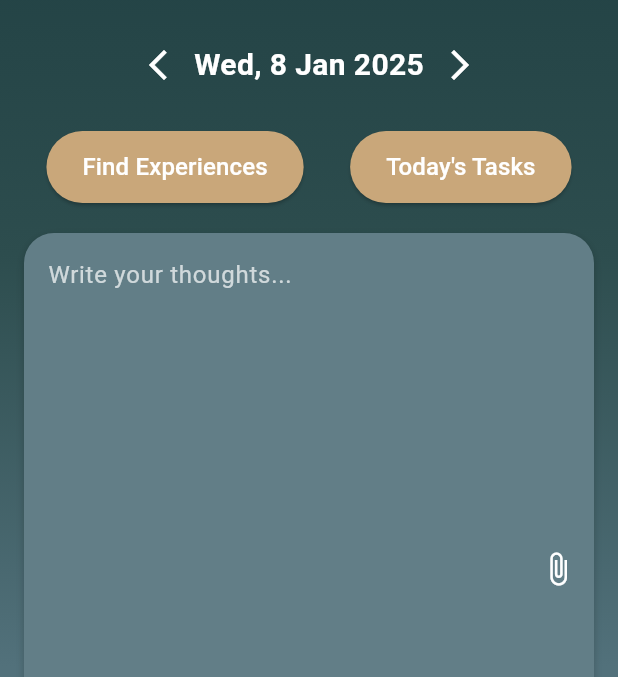
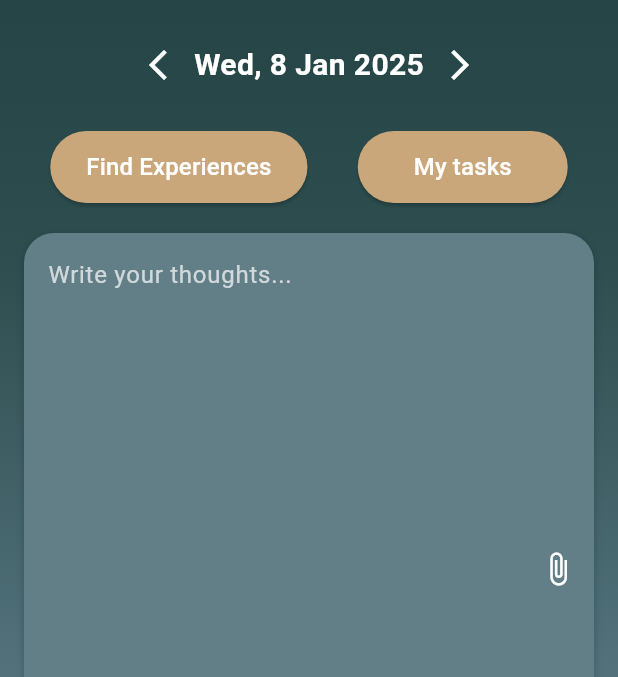
Before and after one commit to mariantaflou/Human-Computer-Interaction-Project-Journito, a Flutter app: the JournalingScreen screen opened by its route, on a phone screen of 412 x 824 dp, the part 157-834 px from its top. Run offline on Flutter 3.47's test engine with Material 3 defaults, Android fonts, the phone set to English and light mode, and no system bars; our stand-ins replace flutter_dotenv, image_picker, shared_preferences, table_calendar; accounts and stored records are empty; Roboto replaces fonts that are missing (Cursive).

Commit message:
Update journaling.dart

```diff
--- a/lib/screens/journaling.dart
+++ b/lib/screens/journaling.dart
@@ -218,7 +218,7 @@ class _JournalingScreenState extends State<JournalingScreen> {
       mainAxisAlignment: MainAxisAlignment.spaceEvenly,
       children: [
         _buildButton(context, 'Find Experiences', '/experiences'),
-        _buildButton(context, "Today's Tasks", '/tasks'),
+        _buildButton(context, "My tasks", '/tasks'),
       ],
     );
   }
```
